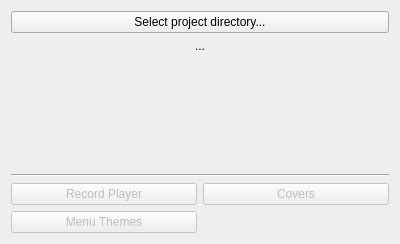
lumiscosity/pivoine, file src/projectwindow.ui: the form before one commit.
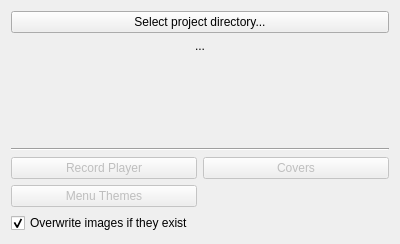
The form after the commit.

Patch:
```diff
--- a/src/projectwindow.ui
+++ b/src/projectwindow.ui
@@ -85,6 +85,16 @@
      </item>
     </layout>
    </item>
+   <item>
+    <widget class="QCheckBox" name="overwriteCheckBox">
+     <property name="text">
+      <string>Overwrite images if they exist</string>
+     </property>
+     <property name="checked">
+      <bool>true</bool>
+     </property>
+    </widget>
+   </item>
   </layout>
  </widget>
  <resources/>
```
